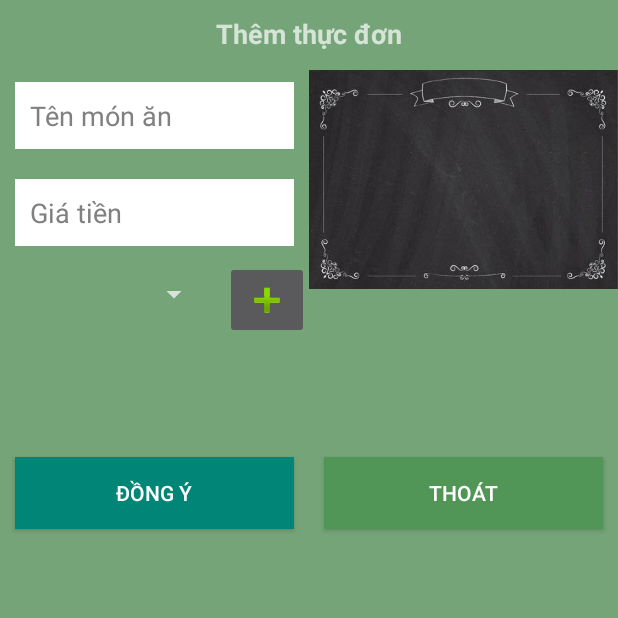
After one commit to hoinguyenpr/UITCoffeeAPP, an Android app: the Activity_Add_Menu screen opened directly, with no data from a screen before it, on a phone screen of 412 x 824 dp, the top half of it. The commit adds this screen. Run offline under Robolectric (Android 15) with nearby library versions, the phone set to English and light mode, and no system bars.

Commit message:
code add menu

```diff
--- a/app/src/main/AndroidManifest.xml
+++ b/app/src/main/AndroidManifest.xml
@@ -28,6 +28,9 @@
             >
         </activity>
 
+        <activity android:name=".Activity.Activity_Add_Menu">
+        </activity>
+
 
     </application>
 
--- /dev/null
+++ b/app/src/main/java/com/hoinguyen/uitcoffeeapp/Activity/Activity_Add_Menu.java
@@ -0,0 +1,18 @@
+package com.hoinguyen.uitcoffeeapp.Activity;
+
+import android.os.Bundle;
+
+import androidx.annotation.Nullable;
+import androidx.appcompat.app.AppCompatActivity;
+
+import com.hoinguyen.uitcoffeeapp.R;
+
+public class Activity_Add_Menu extends AppCompatActivity {
+
+    @Override
+    protected void onCreate(@Nullable Bundle savedInstanceState) {
+        super.onCreate(savedInstanceState);
+        setContentView(R.layout.layout_add_menu);
+    }
+
+}
--- a/app/src/main/java/com/hoinguyen/uitcoffeeapp/FragmentApp/ShowTableFragment.java
+++ b/app/src/main/java/com/hoinguyen/uitcoffeeapp/FragmentApp/ShowTableFragment.java
@@ -17,6 +17,7 @@ import androidx.annotation.Nullable;
 import androidx.fragment.app.Fragment;
 
 import com.hoinguyen.uitcoffeeapp.Activity.Activity_Add_Table;
+import com.hoinguyen.uitcoffeeapp.Activity.HomepageActivity;
 import com.hoinguyen.uitcoffeeapp.CustomAdapter.ShowTableAdapter;
 import com.hoinguyen.uitcoffeeapp.DAO.TableDAO;
 import com.hoinguyen.uitcoffeeapp.DTO.TableDTO;
@@ -39,6 +40,8 @@ public class ShowTableFragment extends Fragment {
 
         gridViewShowTable = view.findViewById(R.id.gvShowTable);
 
+        getActivity().setTitle(R.string.addtable);
+
         tableDAO = new TableDAO(getActivity());
         tableDTOList = tableDAO.ListAllTable();
 
@@ -46,6 +49,7 @@ public class ShowTableFragment extends Fragment {
 
         return view;
     }
+
 
     @Override
     public void onCreateOptionsMenu(@NonNull Menu menu, @NonNull MenuInflater inflater) {
--- /dev/null
+++ b/app/src/main/res/layout/layout_add_menu.xml
@@ -0,0 +1,127 @@
+<?xml version="1.0" encoding="utf-8"?>
+<LinearLayout xmlns:android="http://schemas.android.com/apk/res/android"
+    android:orientation="vertical" android:layout_width="match_parent"
+    android:layout_height="match_parent"
+    android:background="@color/colorGreenPrimary"
+    >
+
+    <TextView
+        android:layout_width="wrap_content"
+        android:layout_height="wrap_content"
+        android:text="Thêm thực đơn"
+        android:layout_gravity="center"
+        android:textSize="@dimen/size18sp"
+        android:textStyle="bold"
+        android:layout_margin="@dimen/size10dp"
+        />
+
+    <LinearLayout
+        android:layout_width="match_parent"
+        android:layout_height="@dimen/size250dp"
+        android:orientation="horizontal"
+
+        >
+
+        <LinearLayout
+            android:layout_width="match_parent"
+            android:layout_height="match_parent"
+            android:orientation="vertical"
+            android:layout_weight="1"
+            >
+
+            <EditText
+                android:id="@+id/edAddNameOfFood"
+                android:layout_width="match_parent"
+                android:layout_height="wrap_content"
+                android:background="@color/colorWhite"
+                android:layout_margin="@dimen/size10dp"
+                android:padding="@dimen/size10dp"
+                android:hint="Tên món ăn"
+                android:textColor="@color/colorGray"
+                android:textColorHint="@color/colorGray"
+                />
+
+            <EditText
+                android:id="@+id/edAddPriceOfFood"
+                android:layout_width="match_parent"
+                android:layout_height="wrap_content"
+                android:background="@color/colorWhite"
+                android:layout_margin="@dimen/size10dp"
+                android:padding="@dimen/size10dp"
+                android:hint="Giá tiền"
+                android:textColor="@color/colorGray"
+                android:textColorHint="@color/colorGray"
+                android:numeric="integer"
+                />
+
+            <LinearLayout
+                android:layout_width="match_parent"
+                android:layout_height="wrap_content"
+                android:orientation="horizontal"
+                >
+
+                <Spinner
+                    android:id="@+id/spinCategory"
+                    android:layout_width="match_parent"
+                    android:layout_height="wrap_content"
+                    android:layout_weight="1"
+                    android:layout_margin="@dimen/size10dp"
+                    android:padding="@dimen/size10dp"
+                    >
+
+                </Spinner>
+
+                <ImageButton
+                    android:id="@+id/imgAddCategory"
+                    android:layout_width="wrap_content"
+                    android:layout_height="wrap_content"
+                    android:src="@android:drawable/ic_input_add"
+
+                    />
+
+            </LinearLayout>
+
+        </LinearLayout>
+
+        <ImageView
+            android:id="@+id/imgImageOfFood"
+            android:layout_width="match_parent"
+            android:layout_height="@dimen/size150dp"
+            android:src="@drawable/menubackground"
+            android:layout_weight="1"
+            />
+
+    </LinearLayout>
+
+    <LinearLayout
+        android:layout_width="match_parent"
+        android:layout_height="wrap_content"
+        android:orientation="horizontal"
+
+        >
+
+        <Button
+            android:id="@+id/btnAcceptAddFood"
+            android:layout_width="match_parent"
+            android:layout_height="wrap_content"
+            android:text="@string/yes"
+            android:layout_weight="1"
+            android:layout_margin="@dimen/size10dp"
+            android:padding="@dimen/size10dp"
+            android:background="@color/colorPrimary"
+            />
+
+        <Button
+            android:id="@+id/btnExitAddFood"
+            android:layout_width="match_parent"
+            android:layout_height="wrap_content"
+            android:text="@string/exit"
+            android:layout_weight="1"
+            android:layout_margin="@dimen/size10dp"
+            android:padding="@dimen/size10dp"
+            android:background="@color/colorGreenDark"
+            />
+
+    </LinearLayout>
+
+</LinearLayout>
--- a/app/src/main/res/menu/menu_item.xml
+++ b/app/src/main/res/menu/menu_item.xml
@@ -4,4 +4,9 @@
         android:id="@+id/itAddTable"
         android:title="@string/yes"
         />
+    <item
+        android:id="@+id/itAddMenu"
+        android:title="@string/addmenu"
+        />
+
 </menu>
--- a/app/src/main/res/menu/menu_navigation.xml
+++ b/app/src/main/res/menu/menu_navigation.xml
@@ -9,14 +9,17 @@
         android:icon="@drawable/home_48px"
         android:checked="true"/>
     <item
+        android:id="@+id/itProfile"
         android:title="@string/profile"
         android:icon="@drawable/waiter_48px"
         />
     <item
+        android:id="@+id/itMenu"
         android:title="@string/menu"
         android:icon="@drawable/food_and_wine_48px"
         />
     <item
+        android:id="@+id/itStatiscal"
         android:title="@string/statiscal"
         android:icon="@drawable/profit_48px"
         />
--- a/app/src/main/res/values/dimens.xml
+++ b/app/src/main/res/values/dimens.xml
@@ -9,4 +9,7 @@
     <dimen name="size6dp">6dp</dimen>
     <dimen name="size100dp">100dp</dimen>
     <dimen name="size180dp">180dp</dimen>
+    <dimen name="size18sp">18sp</dimen>
+    <dimen name="size250dp">250dp</dimen>
+    <dimen name="size150dp">150dp</dimen>
 </resources>
--- a/app/src/main/res/values/strings.xml
+++ b/app/src/main/res/values/strings.xml
@@ -29,4 +29,9 @@
     <string name="yes">Đồng ý</string>
     <string name="exit">Thoát</string>
     <string name="failinfo">Nhập sai thông tin</string>
+    <string name="addmenu">Thêm thực đơn</string>
+    <string name="nameoffood">Tên món ăn</string>
+    <string name="food_price">Giá tiền</string>
+    <string name="table">Bàn</string>
+
 </resources>
```
Also changed, not shown: app/src/main/java/com/hoinguyen/uitcoffeeapp/Activity/HomepageActivity.java (+11 -2 lines), app/src/main/java/com/hoinguyen/uitcoffeeapp/FragmentApp/ShowMenuFragment.java (added, +55 -0 lines), app/src/main/res/layout/layout_show_menu.xml (added, +14 -0 lines), app/src/main/res/layout/layout_test.xml (deleted, +0 -23 lines), app/src/main/res/drawable/food_120px.png (added), app/src/main/res/drawable/menubackground.jpg (added).
